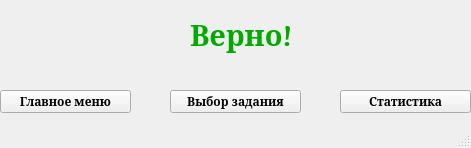
First picture: the form in PyQT5_Project/Interface/CorrectAnswerWindow.ui, repository Topando/PYQT5_PROJECT, before the edit.
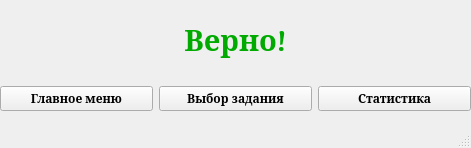
Second picture: the form after the edit.

Patch:
```diff
--- a/PyQT5_Project/Interface/CorrectAnswerWindow.ui
+++ b/PyQT5_Project/Interface/CorrectAnswerWindow.ui
@@ -24,15 +24,39 @@
    <bool>false</bool>
   </property>
   <widget class="QWidget" name="centralwidget">
-   <widget class="QLabel" name="label">
+   <widget class="QWidget" name="">
     <property name="geometry">
      <rect>
-      <x>190</x>
+      <x>0</x>
       <y>0</y>
-      <width>121</width>
-      <height>71</height>
+      <width>471</width>
+      <height>111</height>
      </rect>
     </property>
+    <layout class="QGridLayout" name="gridLayout">
+     <item row="1" column="0">
+      <widget class="QPushButton" name="pushButton">
+       <property name="text">
+        <string>Главное меню</string>
+       </property>
+      </widget>
+     </item>
+     <item row="1" column="1">
+      <widget class="QPushButton" name="pushButton_2">
+       <property name="text">
+        <string>Выбор задания</string>
+       </property>
+      </widget>
+     </item>
+     <item row="1" column="2">
+      <widget class="QPushButton" name="pushButton_3">
+       <property name="text">
+        <string>Статистика</string>
+       </property>
+      </widget>
+     </item>
+     <item row="0" column="1">
+      <widget class="QLabel" name="label">
     <property name="font">
      <font>
       <family>Caladea</family>
@@ -43,47 +67,11 @@
      </font>
     </property>
     <property name="text">
-     <string>&lt;html&gt;&lt;head/&gt;&lt;body&gt;&lt;p&gt;&lt;span style=&quot; font-size:22pt; color:#00aa00;&quot;&gt;Верно!&lt;/span&gt;&lt;/p&gt;&lt;/body&gt;&lt;/html&gt;</string>
-    </property>
-   </widget>
-   <widget class="QPushButton" name="pushButton">
-    <property name="geometry">
-     <rect>
-      <x>0</x>
-      <y>90</y>
-      <width>131</width>
-      <height>23</height>
-     </rect>
-    </property>
-    <property name="text">
-     <string>Главное меню</string>
-    </property>
-   </widget>
-   <widget class="QPushButton" name="pushButton_2">
-    <property name="geometry">
-     <rect>
-      <x>170</x>
-      <y>90</y>
-      <width>131</width>
-      <height>23</height>
-     </rect>
-    </property>
-    <property name="text">
-     <string>Выбор задания</string>
-    </property>
-   </widget>
-   <widget class="QPushButton" name="pushButton_3">
-    <property name="geometry">
-     <rect>
-      <x>340</x>
-      <y>90</y>
-      <width>131</width>
-      <height>23</height>
-     </rect>
-    </property>
-    <property name="text">
-     <string>Статистика</string>
-    </property>
+        <string>&lt;html&gt;&lt;head/&gt;&lt;body&gt;&lt;p align=&quot;center&quot;&gt;&lt;span style=&quot; font-size:22pt; color:#00aa00;&quot;&gt;Верно!&lt;/span&gt;&lt;/p&gt;&lt;/body&gt;&lt;/html&gt;</string>
+       </property>
+      </widget>
+     </item>
+    </layout>
    </widget>
   </widget>
   <widget class="QMenuBar" name="menubar">
```
Lines whose indentation alone changed are shown as unchanged.
